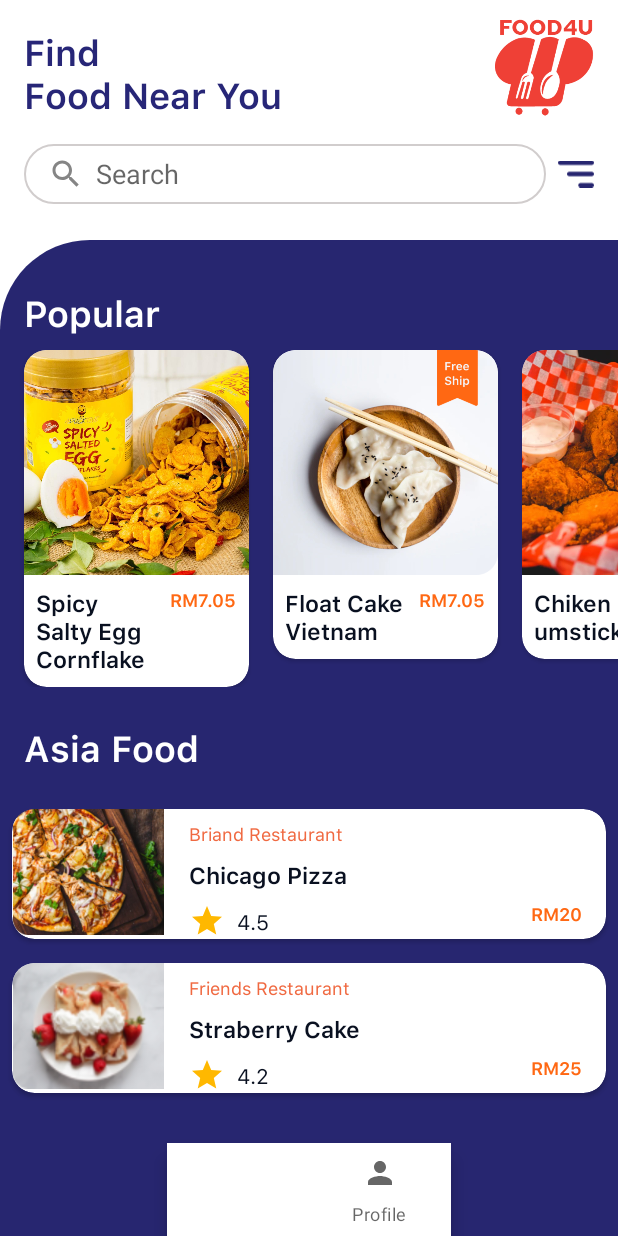
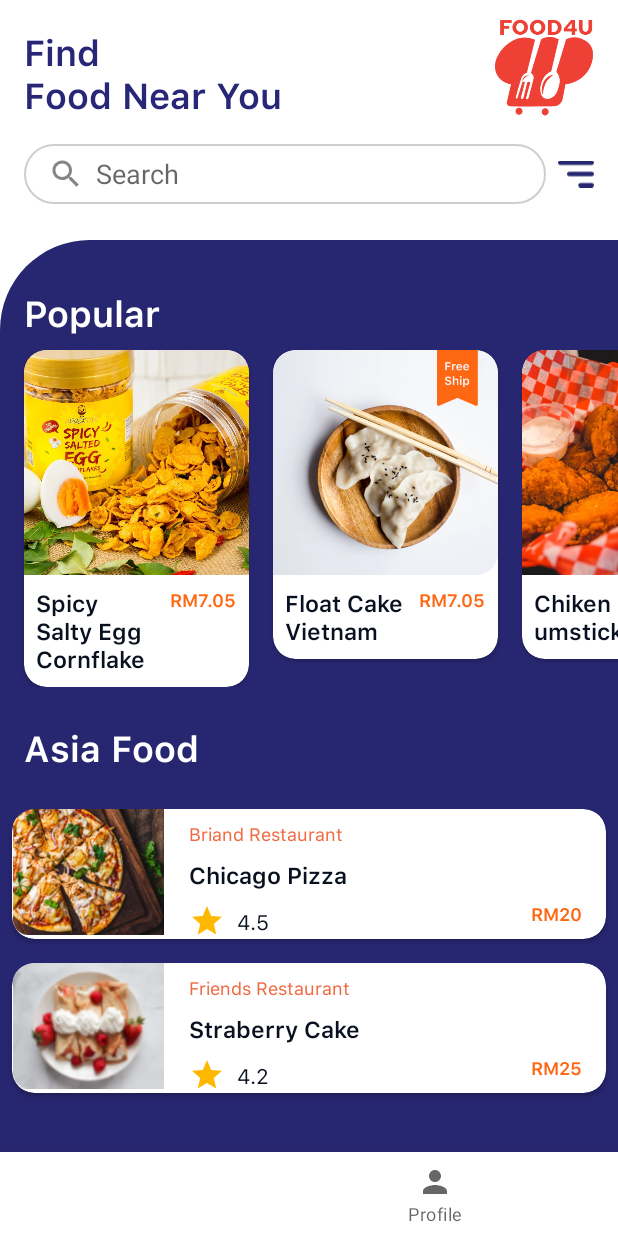
Before and after one commit to muazam99/FoodDeliveryApp-master, an Android app: the screen it shows after launch (MainActivity), on a phone screen of 412 x 824 dp. Run offline under Robolectric (Android 15) with nearby library versions, the phone set to English and light mode, and no system bars.

Commit message:
panjang bawah

```diff
--- a/app/src/main/res/layout/activity_main.xml
+++ b/app/src/main/res/layout/activity_main.xml
@@ -62,13 +62,15 @@
         android:layout_width="0dp"
         android:layout_height="0dp"
         android:layout_marginTop="24dp"
+        android:layout_above ="@+id/bottomNavigation"
         android:background="@drawable/layout_bg"
         app:layout_constraintBottom_toBottomOf="parent"
         app:layout_constraintEnd_toEndOf="parent"
-        app:layout_constraintHorizontal_bias="1.0"
+        app:layout_constraintHorizontal_bias="0.0"
         app:layout_constraintStart_toStartOf="parent"
         app:layout_constraintTop_toBottomOf="@+id/editText"
         app:layout_constraintVertical_bias="0.0">
+
 
 
         <TextView
@@ -145,14 +147,15 @@
 
         <com.google.android.material.bottomnavigation.BottomNavigationView
             android:id="@+id/bottomNavigation"
-            android:layout_width="189dp"
-            android:layout_height="62dp"
-            android:background="#fff"
+            android:layout_width="match_parent"
+            android:layout_height="wrap_content"
+            android:background="?android:attr/windowBackground"
             app:layout_constraintBottom_toBottomOf="parent"
             app:layout_constraintEnd_toEndOf="parent"
             app:layout_constraintStart_toStartOf="parent"
-            app:menu="@menu/bottom_menu"/>
+            app:menu="@menu/bottom_menu" />
+
 
     </androidx.constraintlayout.widget.ConstraintLayout>
 
-    </androidx.constraintlayout.widget.ConstraintLayout>
+</androidx.constraintlayout.widget.ConstraintLayout>
```
